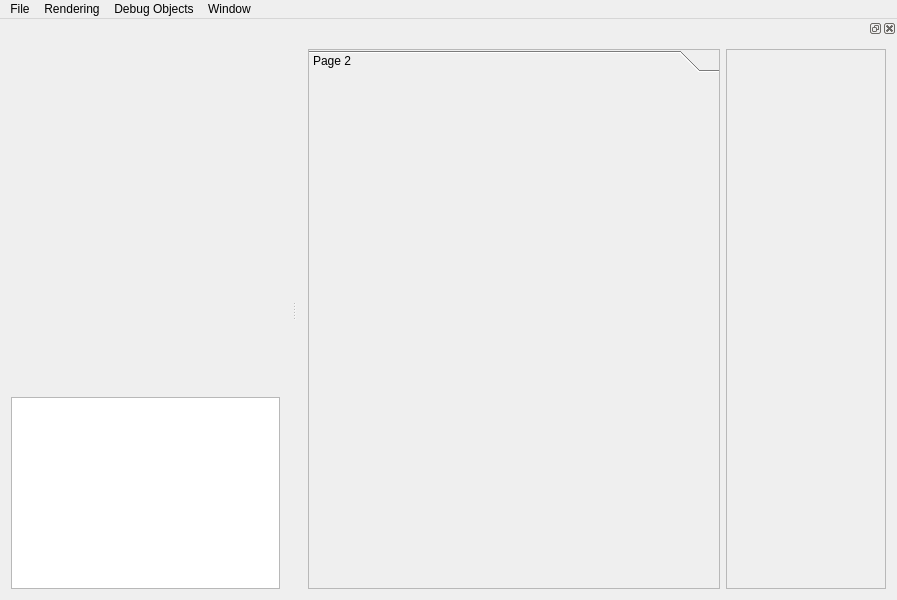
Qt form cg3/viewer/mainwindow.ui (cg3hci/cg3lib) before a commit.
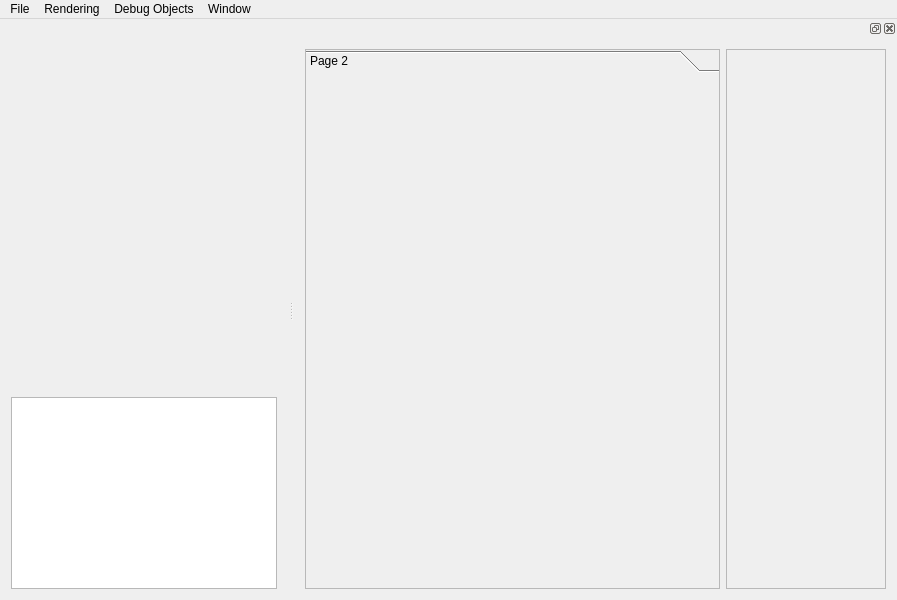
The same form after that commit. Custom widgets are drawn as their Qt base class.

Patch:
```diff
--- a/cg3/viewer/mainwindow.ui
+++ b/cg3/viewer/mainwindow.ui
@@ -110,8 +110,8 @@
    </property>
    <property name="minimumSize">
     <size>
-     <width>600</width>
-     <height>233</height>
+     <width>603</width>
+     <height>243</height>
     </size>
    </property>
    <property name="autoFillBackground">
@@ -197,8 +197,8 @@
          <rect>
           <x>0</x>
           <y>0</y>
-          <width>419</width>
-          <height>521</height>
+          <width>398</width>
+          <height>447</height>
          </rect>
         </property>
         <attribute name="label">
```
Left out of the diff: 8 changed lines with no effect on the pictures.
